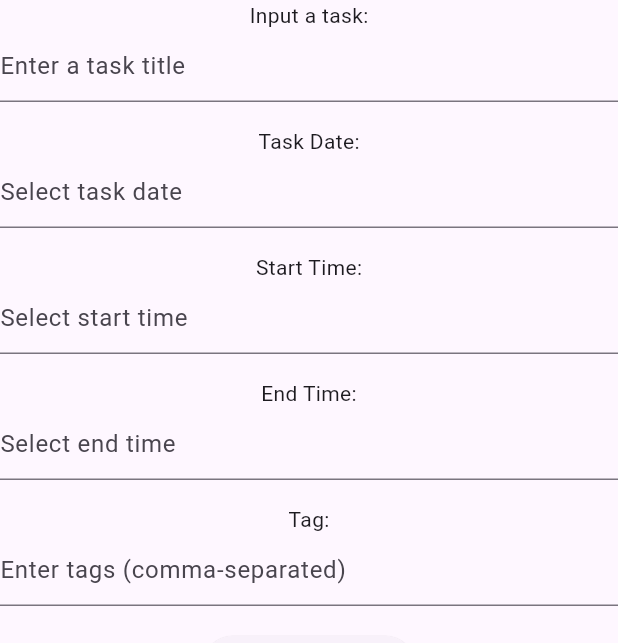
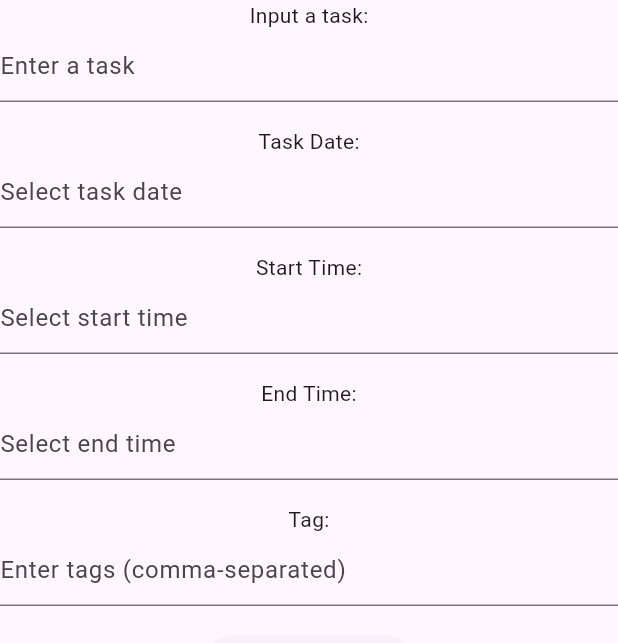
Before and after one commit to brycebien/ASE456-HW8-IndividualProject, a Flutter app: the screen it shows after launch, on a phone screen of 412 x 824 dp, the part 84-727 px from its top. Run offline on Flutter 3.47's test engine with Material 3 defaults, Android fonts, the phone set to English and light mode, and no system bars; our stand-ins replace cloud_firestore, firebase_core; accounts and stored records are empty.

Commit message:
fixed lack of cohesion code smell via extract class TaskInput

```diff
--- /dev/null
+++ b/lib/components/task_input.dart
@@ -0,0 +1,22 @@
+import 'package:flutter/material.dart';
+
+class TaskInput extends StatefulWidget {
+  final TextEditingController controller;
+  final String hintText;
+
+  const TaskInput(
+      {super.key, required this.controller, required this.hintText});
+
+  @override
+  _TaskInputState createState() => _TaskInputState();
+}
+
+class _TaskInputState extends State<TaskInput> {
+  @override
+  Widget build(BuildContext context) {
+    return TextField(
+      controller: widget.controller,
+      decoration: InputDecoration(hintText: widget.hintText),
+    );
+  }
+}
--- a/lib/main.dart
+++ b/lib/main.dart
@@ -4,6 +4,7 @@ import 'package:firebase_core/firebase_core.dart';
 import 'package:flutter/material.dart';
 
 import '/components/time_input.dart';
+import '/components/task_input.dart';
 
 final FirebaseFirestore _firestore = FirebaseFirestore.instance;
 Future<void> main() async {
@@ -60,9 +61,9 @@ class _MyHomePageState extends State<MyHomePage> {
         children: [
           //TASK
           const Text('Input a task:'),
-          TextField(
+          TaskInput(
             controller: titleController,
-            decoration: const InputDecoration(hintText: 'Enter a task title'),
+            hintText: 'Enter a task',
           ),
           const SizedBox(height: 16),
 
```
